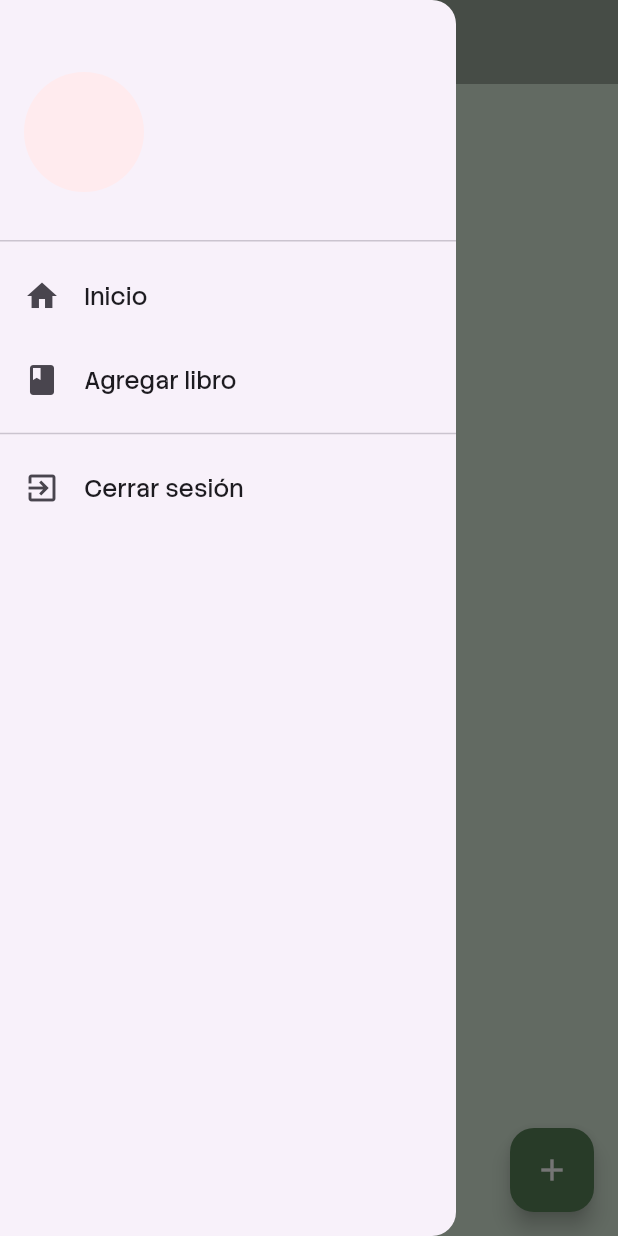
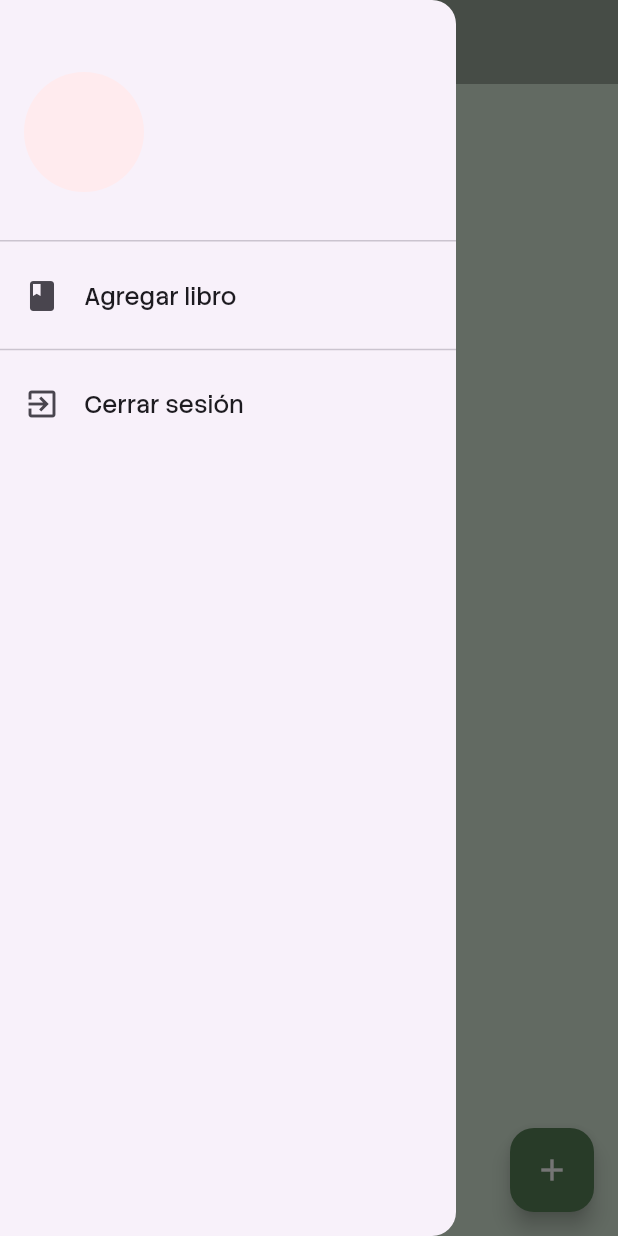
Before and after one commit to cariveraz0/APP-Lectura, a Flutter app: the HomePage screen opened by its route, with the side drawer open, on a phone screen of 412 x 824 dp. Run offline on Flutter 3.47's test engine with Material 3 defaults, Android fonts, the phone set to English and light mode, and no system bars; our stand-ins replace cloud_firestore, firebase_auth, firebase_core, firebase_storage, go_router, google_sign_in and 3 more; accounts and stored records are empty.

Commit message:
Arreglo muy pequeño en CustomDrawer()

```diff
--- a/lib/src/widgets/custom_drawer.dart
+++ b/lib/src/widgets/custom_drawer.dart
@@ -38,10 +38,10 @@ class CustomDrawer extends StatelessWidget {
             ),
           ),
 
-          ListTile(
-            title: Text('Inicio'),
-            leading: Icon(Icons.home),
-          ),
+          // ListTile(
+          //   title: Text('Inicio'),
+          //   leading: Icon(Icons.home),
+          // ),
 
           ListTile(
             title: Text('Agregar libro'),
```
